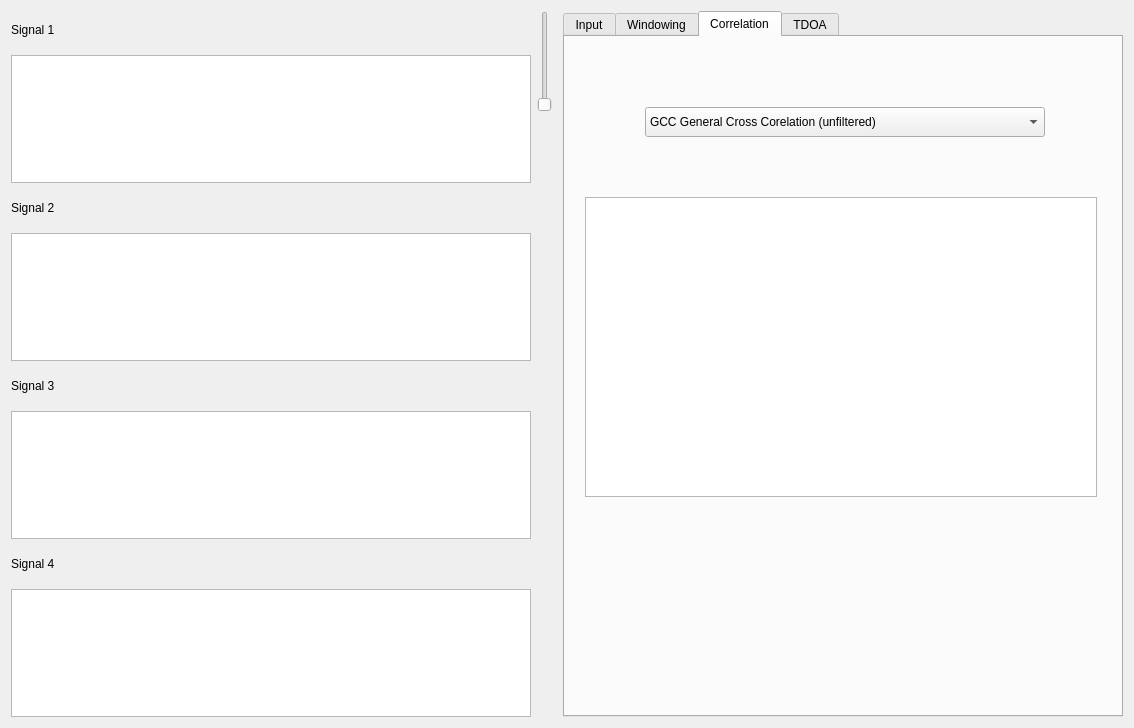
This is forms/centralwidget.ui in zienek/trakker as Qt 5 draws it before an edit. The edited form follows.
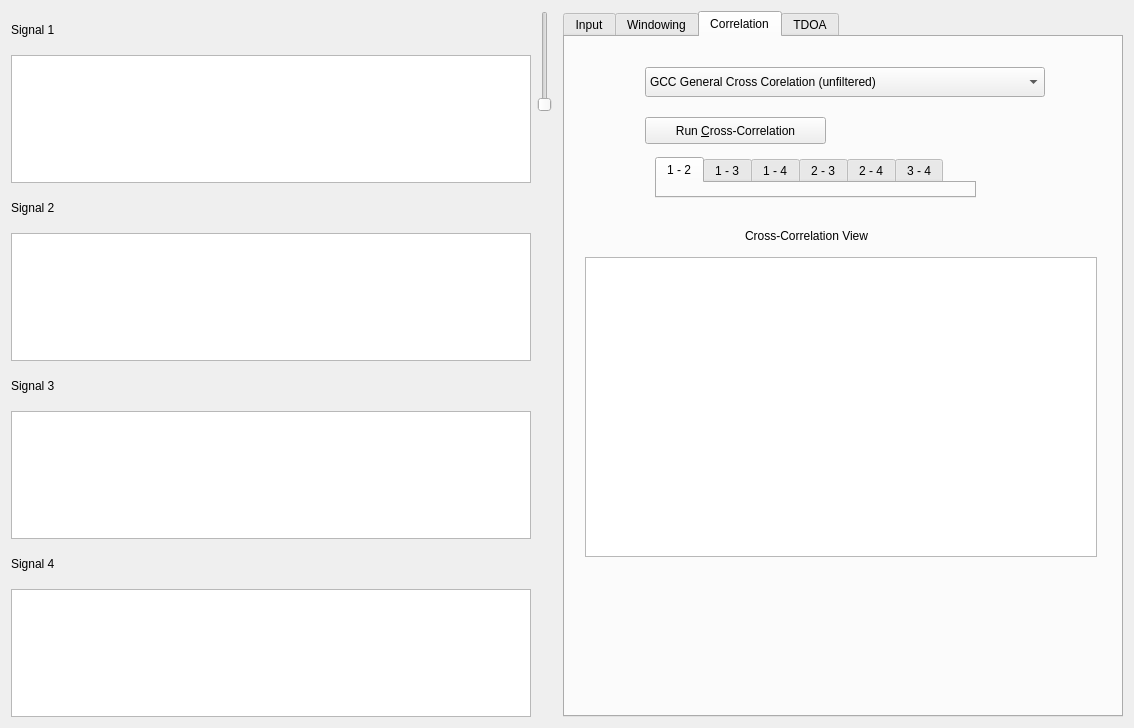
This is the edited form. The open tabs and pages were chosen to show the change.

Commit message: with few new features like tab for each correlation. Tabs are connected with model.

Diff of the .ui file:
```diff
--- a/forms/centralwidget.ui
+++ b/forms/centralwidget.ui
@@ -6,7 +6,7 @@
    <rect>
     <x>0</x>
     <y>0</y>
-    <width>1123</width>
+    <width>1131</width>
     <height>728</height>
    </rect>
   </property>
@@ -584,7 +584,7 @@
          <property name="geometry">
           <rect>
            <x>80</x>
-           <y>70</y>
+           <y>30</y>
            <width>400</width>
            <height>30</height>
           </rect>
@@ -621,7 +621,7 @@
          <property name="geometry">
           <rect>
            <x>20</x>
-           <y>160</y>
+           <y>220</y>
            <width>512</width>
            <height>300</height>
           </rect>
@@ -639,6 +639,75 @@
           </size>
          </property>
         </widget>
+        <widget class="QPushButton" name="pushButton_2">
+         <property name="geometry">
+          <rect>
+           <x>80</x>
+           <y>80</y>
+           <width>181</width>
+           <height>27</height>
+          </rect>
+         </property>
+         <property name="text">
+          <string>Run &amp;Cross-Correlation</string>
+         </property>
+        </widget>
+        <widget class="QTabWidget" name="tabWidget_2">
+         <property name="geometry">
+          <rect>
+           <x>90</x>
+           <y>120</y>
+           <width>321</width>
+           <height>41</height>
+          </rect>
+         </property>
+         <property name="currentIndex">
+          <number>0</number>
+         </property>
+         <widget class="QWidget" name="tab">
+          <attribute name="title">
+           <string>1 - 2</string>
+          </attribute>
+         </widget>
+         <widget class="QWidget" name="tab_3">
+          <attribute name="title">
+           <string>1 - 3</string>
+          </attribute>
+         </widget>
+         <widget class="QWidget" name="tab_4">
+          <attribute name="title">
+           <string>1 - 4</string>
+          </attribute>
+         </widget>
+         <widget class="QWidget" name="tab_5">
+          <attribute name="title">
+           <string>2 - 3</string>
+          </attribute>
+         </widget>
+         <widget class="QWidget" name="tab_6">
+          <attribute name="title">
+           <string>2 - 4</string>
+          </attribute>
+         </widget>
+         <widget class="QWidget" name="tab_7">
+          <attribute name="title">
+           <string>3 - 4</string>
+          </attribute>
+         </widget>
+        </widget>
+        <widget class="QLabel" name="label_8">
+         <property name="geometry">
+          <rect>
+           <x>180</x>
+           <y>190</y>
+           <width>171</width>
+           <height>18</height>
+          </rect>
+         </property>
+         <property name="text">
+          <string>Cross-Correlation View</string>
+         </property>
+        </widget>
        </widget>
        <widget class="QWidget" name="tab_2">
         <attribute name="title">
```
Left out of the diff: 8 changed lines with no effect on the pictures. The commit also changes 6 other files.
